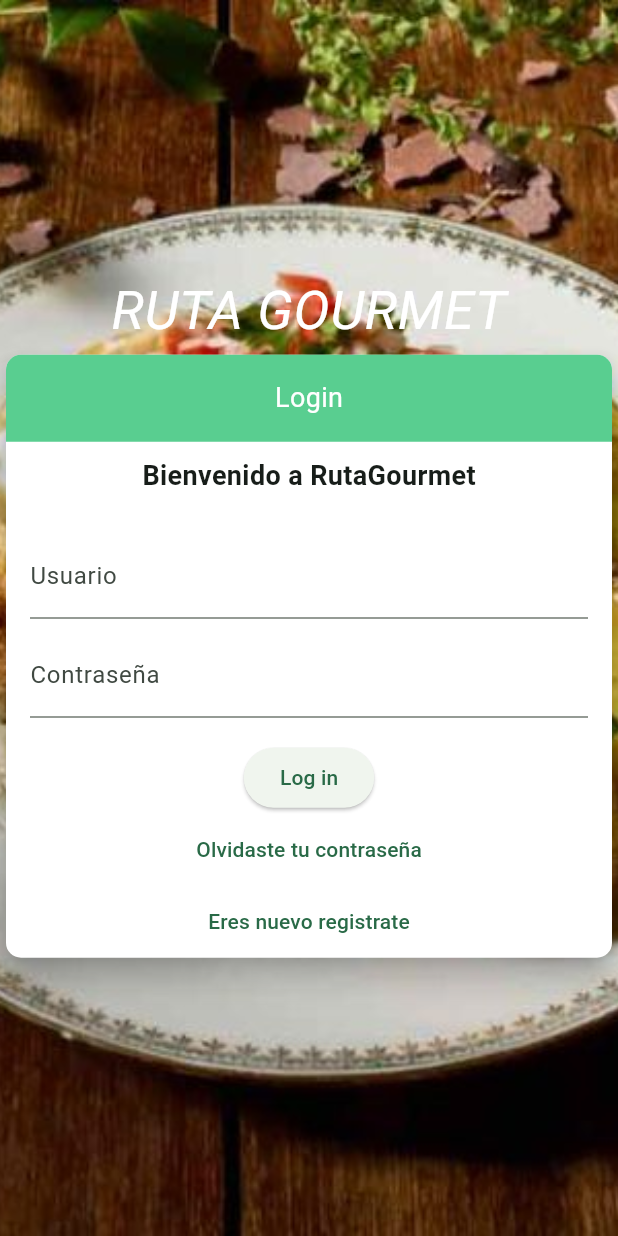
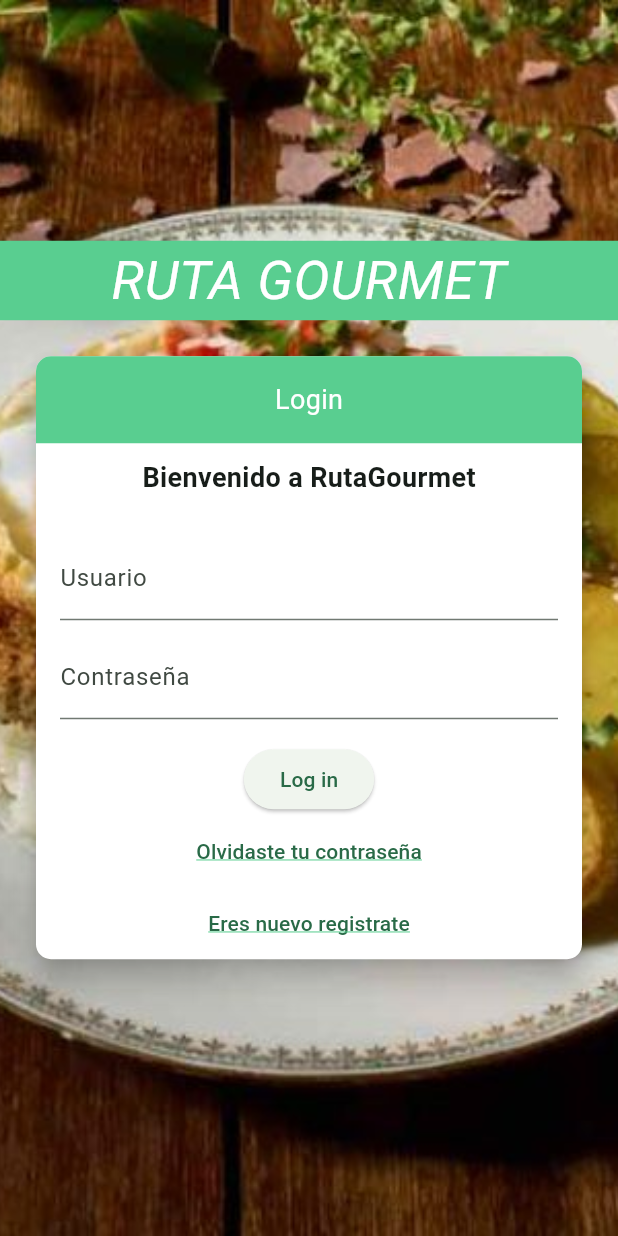
Before and after one commit to Chuch3x/proyecto_progra_movil, a Flutter app: the screen it shows after launch, after a tap on "Log In", on a phone screen of 412 x 824 dp. Run offline on Flutter 3.47's test engine with Material 3 defaults, Android fonts, the phone set to English and light mode, and no system bars; our stand-ins replace bloc, cloud_firestore, firebase_auth, firebase_core, flutter_bloc, flutter_dotenv and 3 more; missing offline and left inert: mapbox_gl; accounts and stored records are empty.

Commit message:
corrected login form style

```diff
--- a/lib/login/ui/login_builder.dart
+++ b/lib/login/ui/login_builder.dart
@@ -12,8 +12,13 @@ class LoginScreenNew extends StatefulWidget {
   State<LoginScreenNew> createState() => _LoginScreenNewState();
 }
 
-Widget LoginOnWait(emailController, passwordController, context) {
-  return Card(
+Widget LoginOnWait(emailController, passwordController) {
+  return BlocBuilder<LoginBloc, LoginState>(
+    builder: (context, state) {
+      return Padding(
+        padding: const EdgeInsets.all(
+            20.0), // Establece el espacio alrededor del Card
+        child: Card(
           color: const Color.fromARGB(255, 255, 255, 255),
           elevation: 8.0,
           shape: RoundedRectangleBorder(
@@ -88,16 +93,31 @@ Widget LoginOnWait(emailController, passwordController, context) {
               ),
               TextButton(
                 onPressed: () {},
-          child: const Text('Olvidaste tu contraseña'),
+                child: const Text(
+                  'Olvidaste tu contraseña',
+                  style: TextStyle(
+                    decoration: TextDecoration.underline,
+                    decorationColor: Color.fromRGBO(89, 206, 143, 1),
+                  ),
+                ),
               ),
               TextButton(
                 onPressed: () {
                   context.go("/register");
                 },
-          child: const Text('Eres nuevo registrate'),
+                child: const Text(
+                  'Eres nuevo registrate',
+                  style: TextStyle(
+                    decoration: TextDecoration.underline,
+                    decorationColor: Color.fromRGBO(89, 206, 143, 1),
+                  ),
+                ),
               ),
             ],
           ),
+        ),
+      );
+    },
   );
 }
 
@@ -125,7 +145,11 @@ class _LoginScreenNewState extends State<LoginScreenNew> {
       child: Column(
         mainAxisAlignment: MainAxisAlignment.center,
         children: [
-          const Text(
+          Container(
+              color: const Color.fromARGB(255, 89, 206, 144), // Fondo verde
+              padding: const EdgeInsets.symmetric(vertical: 1.0), // Ajustar espaciado
+              alignment: Alignment.center,
+              child: const Text(
                 'RUTA GOURMET',
                 style: TextStyle(
                   fontSize: 36.0,
@@ -133,12 +157,13 @@ class _LoginScreenNewState extends State<LoginScreenNew> {
                   color: Colors.white,
                 ),
               ),
+            ),
           BlocBuilder<LoginBloc, LoginState>(
             builder: (context, state) {
               if (state is LoginWaiting) {
                 return Column(
                   children: [
-                    LoginOnWait(_emailController, _passwordController, context),
+                    LoginOnWait(_emailController, _passwordController),
                   ],
                 );
               } else if (state is LoginSuccesful) {
```
Lines whose indentation alone changed are shown as unchanged.
